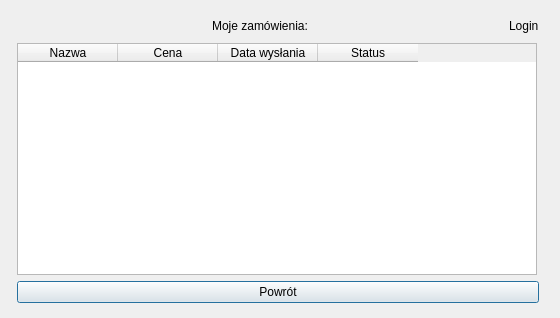
This is Sklep/moje_zamowienia.ui in AdriannaUrbanska/MusicStore as Qt 5 draws it before an edit. The edited form follows.
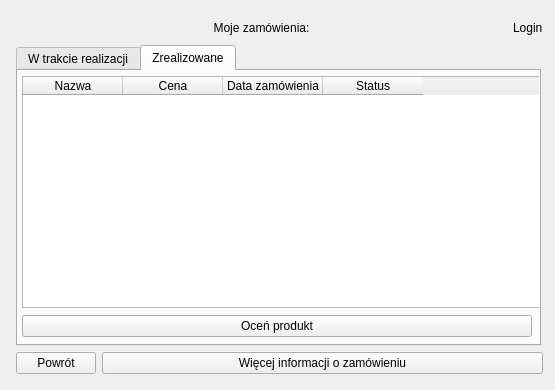
This is the edited form.

What changed in the file:
```diff
--- a/Sklep/moje_zamowienia.ui
+++ b/Sklep/moje_zamowienia.ui
@@ -6,8 +6,8 @@
    <rect>
     <x>0</x>
     <y>0</y>
-    <width>560</width>
-    <height>318</height>
+    <width>555</width>
+    <height>390</height>
    </rect>
   </property>
   <property name="sizePolicy">
@@ -18,14 +18,14 @@
   </property>
   <property name="minimumSize">
    <size>
-    <width>560</width>
-    <height>318</height>
+    <width>555</width>
+    <height>390</height>
    </size>
   </property>
   <property name="maximumSize">
    <size>
-    <width>560</width>
-    <height>318</height>
+    <width>555</width>
+    <height>390</height>
    </size>
   </property>
   <property name="windowTitle">
@@ -34,13 +34,13 @@
   <widget class="QWidget" name="">
    <property name="geometry">
     <rect>
-     <x>17</x>
-     <y>15</y>
-     <width>522</width>
-     <height>288</height>
+     <x>16</x>
+     <y>17</y>
+     <width>527</width>
+     <height>357</height>
     </rect>
    </property>
-   <layout class="QVBoxLayout" name="verticalLayout">
+   <layout class="QVBoxLayout" name="verticalLayout_3">
     <item>
      <layout class="QHBoxLayout" name="horizontalLayout_2">
       <item>
@@ -69,9 +69,40 @@
      </layout>
     </item>
     <item>
-     <widget class="QTableWidget" name="tableWidget">
+     <widget class="QTabWidget" name="tab">
       <property name="minimumSize">
        <size>
+        <width>525</width>
+        <height>301</height>
+       </size>
+      </property>
+      <property name="maximumSize">
+       <size>
+        <width>525</width>
+        <height>301</height>
+       </size>
+      </property>
+      <property name="currentIndex">
+       <number>1</number>
+      </property>
+      <widget class="QWidget" name="wtrakcie">
+       <attribute name="title">
+        <string>W trakcie realizacji</string>
+       </attribute>
+       <widget class="QWidget" name="">
+        <property name="geometry">
+         <rect>
+          <x>2</x>
+          <y>2</y>
+          <width>522</width>
+          <height>263</height>
+         </rect>
+        </property>
+        <layout class="QVBoxLayout" name="verticalLayout_2">
+         <item>
+          <widget class="QTableWidget" name="tab_w_trakcie">
+           <property name="minimumSize">
+            <size>
         <width>520</width>
         <height>232</height>
        </size>
@@ -94,7 +125,7 @@
       </column>
       <column>
        <property name="text">
-        <string>Data wysłania</string>
+             <string>Data zamówienia</string>
        </property>
       </column>
       <column>
@@ -102,17 +133,117 @@
         <string>Status</string>
        </property>
       </column>
+          </widget>
+         </item>
+         <item>
+          <widget class="QPushButton" name="anuluj">
+           <property name="maximumSize">
+            <size>
+             <width>510</width>
+             <height>16777215</height>
+            </size>
+           </property>
+           <property name="text">
+            <string>Anuluj zamówienie</string>
+           </property>
+          </widget>
+         </item>
+        </layout>
+       </widget>
+      </widget>
+      <widget class="QWidget" name="zrealizowane">
+       <attribute name="title">
+        <string>Zrealizowane</string>
+       </attribute>
+       <widget class="QWidget" name="">
+        <property name="geometry">
+         <rect>
+          <x>4</x>
+          <y>4</y>
+          <width>522</width>
+          <height>263</height>
+         </rect>
+        </property>
+        <layout class="QVBoxLayout" name="verticalLayout">
+         <item>
+          <widget class="QTableWidget" name="tab_zrealizowane">
+           <property name="minimumSize">
+            <size>
+             <width>520</width>
+             <height>232</height>
+            </size>
+           </property>
+           <property name="maximumSize">
+            <size>
+             <width>520</width>
+             <height>232</height>
+            </size>
+           </property>
+           <column>
+            <property name="text">
+             <string>Nazwa</string>
+            </property>
+           </column>
+           <column>
+            <property name="text">
+             <string>Cena</string>
+            </property>
+           </column>
+           <column>
+            <property name="text">
+             <string>Data zamówienia</string>
+            </property>
+           </column>
+           <column>
+            <property name="text">
+             <string>Status</string>
+            </property>
+           </column>
+          </widget>
+         </item>
+         <item>
+          <widget class="QPushButton" name="ocen_2">
+           <property name="maximumSize">
+            <size>
+             <width>510</width>
+             <height>16777215</height>
+            </size>
+           </property>
+           <property name="text">
+            <string>Oceń produkt</string>
+           </property>
+          </widget>
+         </item>
+        </layout>
+       </widget>
+       <zorder>tab_zrealizowane</zorder>
+       <zorder>tab_zrealizowane</zorder>
+       <zorder>ocen_2</zorder>
+      </widget>
      </widget>
     </item>
     <item>
      <layout class="QHBoxLayout" name="horizontalLayout">
       <item>
        <widget class="QPushButton" name="powrot">
+        <property name="sizePolicy">
+         <sizepolicy hsizetype="Maximum" vsizetype="Fixed">
+          <horstretch>0</horstretch>
+          <verstretch>0</verstretch>
+         </sizepolicy>
+        </property>
         <property name="text">
          <string>Powrót</string>
         </property>
        </widget>
       </item>
+      <item>
+       <widget class="QPushButton" name="info">
+        <property name="text">
+         <string>Więcej informacji o zamówieniu</string>
+        </property>
+       </widget>
+      </item>
      </layout>
     </item>
    </layout>
```
Lines whose indentation alone changed are shown as unchanged.
